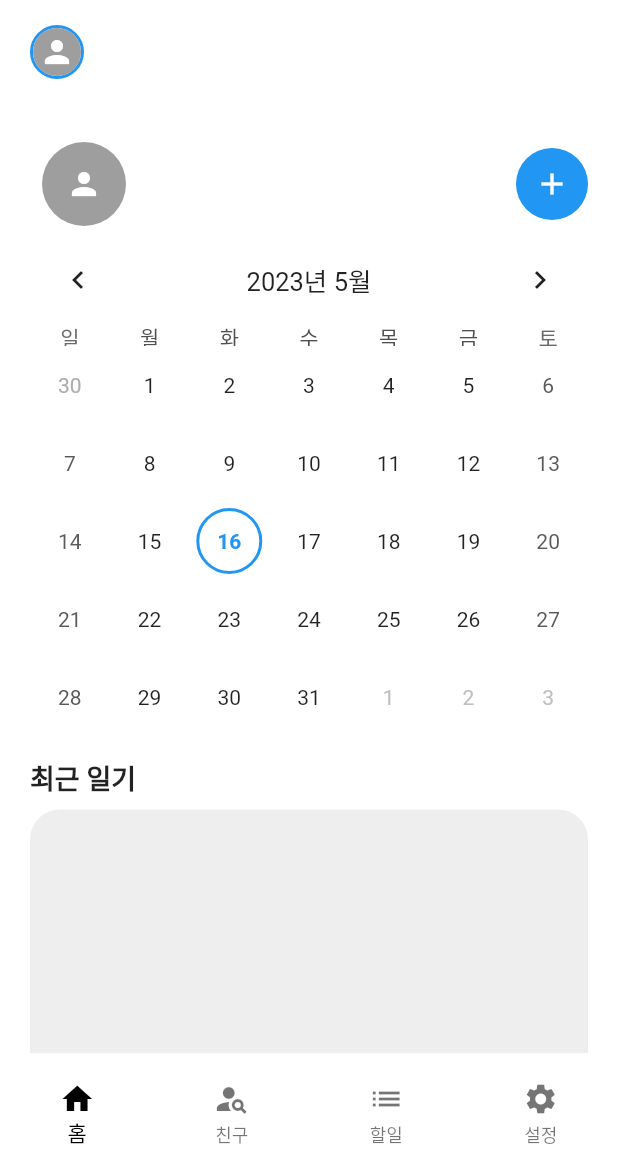
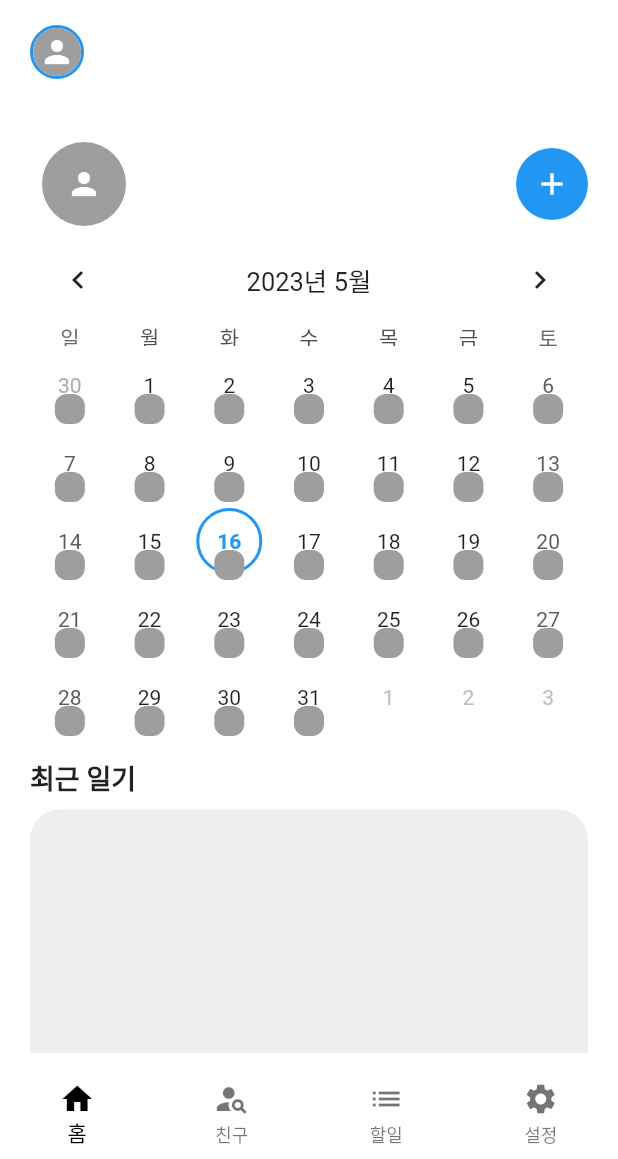
Before and after one commit to kdy1242/dithub, a Flutter app: the MainPage screen opened by its route, on a phone screen of 412 x 824 dp, the part 77-1236 px from its top. Run offline on Flutter 3.47's test engine with Material 2 defaults, Android fonts, the light colour scheme and no system bars; drawn by our look-alikes of table_calendar; our stand-ins replace cloud_firestore, firebase_auth, firebase_core, firebase_storage, font_awesome_flutter, get and 2 more; accounts and stored records are empty; network calls fail; Roboto replaces fonts that are missing (NotoSans).

Commit message:
달력에 점찍기

```diff
--- a/lib/view/screen/home_diary_screen.dart
+++ b/lib/view/screen/home_diary_screen.dart
@@ -86,6 +86,32 @@ class HomeDiaryScreen extends GetView<DiaryController> {
                       ),
                     );
                   },
+                  markerBuilder: (context, date, events) {
+                    bool hasMarker = controller.diaryList.any((diary) {
+                      return diary.timestamp.year == date.year &&
+                          diary.timestamp.month == date.month &&
+                          diary.timestamp.day == date.day;
+                    });
+
+                    if (hasMarker) {
+                      return Container(
+                        width: 20,
+                        height: 20,
+                        decoration: BoxDecoration(
+                          borderRadius: BorderRadius.circular(8),
+                          color: Colors.green,
+                        ),
+                      );
+                    }
+                    return Container(
+                      width: 20,
+                      height: 20,
+                      decoration: BoxDecoration(
+                        borderRadius: BorderRadius.circular(8),
+                        color: Colors.grey,
+                      ),
+                    );
+                  },
                 ),
               ),
             ),
```
